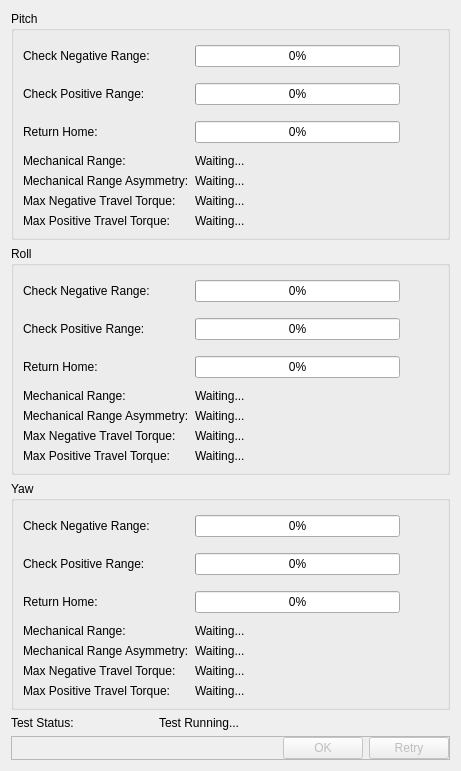
Above: Tools/3DRGimbalFactoryApplication/3DRGimbalFactoryApplication/axis_range_test_dialog.ui from Gussy/solo-gimbal before the change. Below: the same form after it.
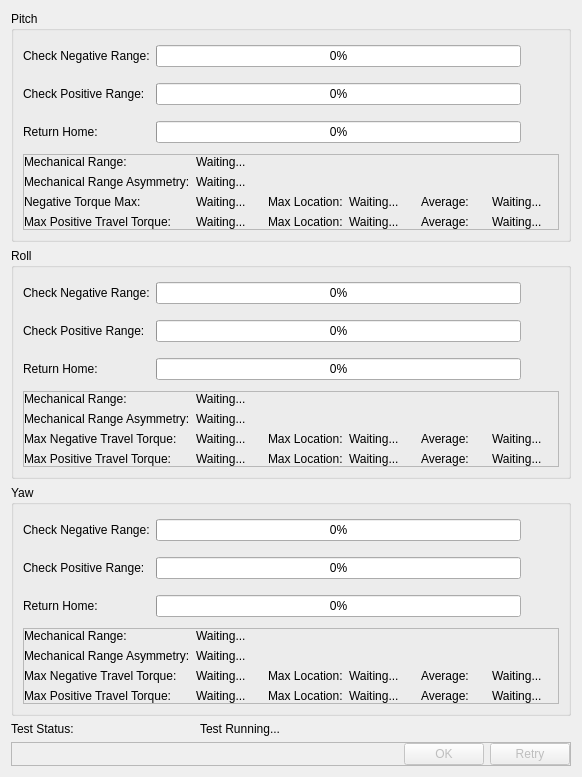
That is the form after the change. Icons and pictures are not drawn.

Commit message: tools: Updated EOL test app to support new values produced by RoM test

The edit to the form file:
```diff
--- a/Tools/3DRGimbalFactoryApplication/3DRGimbalFactoryApplication/axis_range_test_dialog.ui
+++ b/Tools/3DRGimbalFactoryApplication/3DRGimbalFactoryApplication/axis_range_test_dialog.ui
@@ -6,8 +6,8 @@
    <rect>
     <x>0</x>
     <y>0</y>
-    <width>461</width>
-    <height>752</height>
+    <width>582</width>
+    <height>748</height>
    </rect>
   </property>
   <property name="sizePolicy">
@@ -130,20 +130,6 @@
         </property>
        </widget>
       </item>
-      <item row="5" column="1" colspan="2">
-       <widget class="QLabel" name="pitchMaxNegativeTorque">
-        <property name="text">
-         <string>Waiting...</string>
-        </property>
-       </widget>
-      </item>
-      <item row="4" column="1" colspan="2">
-       <widget class="QLabel" name="pitchMechanicalRangeAsymmetry">
-        <property name="text">
-         <string>Waiting...</string>
-        </property>
-       </widget>
-      </item>
       <item row="2" column="1">
        <widget class="QProgressBar" name="pitchReturnHomeProgress">
         <property name="value">
@@ -204,46 +190,140 @@
         </property>
        </widget>
       </item>
-      <item row="3" column="1" colspan="2">
-       <widget class="QLabel" name="pitchMechanicalRange">
-        <property name="text">
-         <string>Waiting...</string>
+      <item row="3" column="0" colspan="3">
+       <widget class="QFrame" name="pitchResultsFrame">
+        <property name="frameShape">
+         <enum>QFrame::StyledPanel</enum>
         </property>
-       </widget>
-      </item>
-      <item row="3" column="0">
-       <widget class="QLabel" name="pitchMechanicalRange_label">
-        <property name="text">
-         <string>Mechanical Range:</string>
+        <property name="frameShadow">
+         <enum>QFrame::Raised</enum>
         </property>
-       </widget>
-      </item>
-      <item row="4" column="0">
-       <widget class="QLabel" name="pitchMechanicalRangeAsymmetry_label">
-        <property name="text">
-         <string>Mechanical Range Asymmetry:</string>
-        </property>
-       </widget>
-      </item>
-      <item row="5" column="0">
-       <widget class="QLabel" name="pitchMaxNegativeTorque_label">
-        <property name="text">
-         <string>Max Negative Travel Torque:</string>
-        </property>
-       </widget>
-      </item>
-      <item row="6" column="0">
-       <widget class="QLabel" name="pitchMaxPositiveTorque_label">
-        <property name="text">
-         <string>Max Positive Travel Torque:</string>
-        </property>
-       </widget>
-      </item>
-      <item row="6" column="1" colspan="2">
-       <widget class="QLabel" name="pitchMaxPositiveTorque">
-        <property name="text">
-         <string>Waiting...</string>
-        </property>
+        <layout class="QGridLayout" name="gridLayout_5">
+         <property name="leftMargin">
+          <number>0</number>
+         </property>
+         <property name="topMargin">
+          <number>0</number>
+         </property>
+         <property name="rightMargin">
+          <number>0</number>
+         </property>
+         <property name="bottomMargin">
+          <number>0</number>
+         </property>
+         <item row="2" column="0">
+          <widget class="QLabel" name="pitchMaxNegativeTorque_label">
+           <property name="text">
+            <string>Negative Torque Max:</string>
+           </property>
+          </widget>
+         </item>
+         <item row="1" column="0">
+          <widget class="QLabel" name="pitchMechanicalRangeAsymmetry_label">
+           <property name="text">
+            <string>Mechanical Range Asymmetry:</string>
+           </property>
+          </widget>
+         </item>
+         <item row="1" column="1">
+          <widget class="QLabel" name="pitchMechanicalRangeAsymmetry">
+           <property name="text">
+            <string>Waiting...</string>
+           </property>
+          </widget>
+         </item>
+         <item row="2" column="1">
+          <widget class="QLabel" name="pitchMaxNegativeTorque">
+           <property name="text">
+            <string>Waiting...</string>
+           </property>
+          </widget>
+         </item>
+         <item row="2" column="4">
+          <widget class="QLabel" name="pitchAverageNegativeTorque_label">
+           <property name="text">
+            <string>Average:</string>
+           </property>
+          </widget>
+         </item>
+         <item row="3" column="1">
+          <widget class="QLabel" name="pitchMaxPositiveTorque">
+           <property name="text">
+            <string>Waiting...</string>
+           </property>
+          </widget>
+         </item>
+         <item row="2" column="2">
+          <widget class="QLabel" name="pitchMaxNegativeTorqueLocation_label">
+           <property name="text">
+            <string>Max Location:</string>
+           </property>
+          </widget>
+         </item>
+         <item row="0" column="0">
+          <widget class="QLabel" name="pitchMechanicalRange_label">
+           <property name="text">
+            <string>Mechanical Range:</string>
+           </property>
+          </widget>
+         </item>
+         <item row="0" column="1">
+          <widget class="QLabel" name="pitchMechanicalRange">
+           <property name="text">
+            <string>Waiting...</string>
+           </property>
+          </widget>
+         </item>
+         <item row="3" column="0">
+          <widget class="QLabel" name="pitchMaxPositiveTorque_label">
+           <property name="text">
+            <string>Max Positive Travel Torque:</string>
+           </property>
+          </widget>
+         </item>
+         <item row="2" column="3">
+          <widget class="QLabel" name="pitchMaxNegativeTorqueLocation">
+           <property name="text">
+            <string>Waiting...</string>
+           </property>
+          </widget>
+         </item>
+         <item row="2" column="5">
+          <widget class="QLabel" name="pitchAverageNegativeTorque">
+           <property name="text">
+            <string>Waiting...</string>
+           </property>
+          </widget>
+         </item>
+         <item row="3" column="2">
+          <widget class="QLabel" name="pitchMaxPositiveTorqueLocation_label">
+           <property name="text">
+            <string>Max Location:</string>
+           </property>
+          </widget>
+         </item>
+         <item row="3" column="3">
+          <widget class="QLabel" name="pitchMaxPositiveTorqueLocation">
+           <property name="text">
+            <string>Waiting...</string>
+           </property>
+          </widget>
+         </item>
+         <item row="3" column="4">
+          <widget class="QLabel" name="pitchAveragePositiveTorque_label">
+           <property name="text">
+            <string>Average:</string>
+           </property>
+          </widget>
+         </item>
+         <item row="3" column="5">
+          <widget class="QLabel" name="pitchAveragePositiveTorque">
+           <property name="text">
+            <string>Waiting...</string>
+           </property>
+          </widget>
+         </item>
+        </layout>
        </widget>
       </item>
      </layout>
@@ -288,20 +368,6 @@
         </property>
        </widget>
       </item>
-      <item row="5" column="1" colspan="2">
-       <widget class="QLabel" name="rollMaxNegativeTorque">
-        <property name="text">
-         <string>Waiting...</string>
-        </property>
-       </widget>
-      </item>
-      <item row="0" column="1">
-       <widget class="QProgressBar" name="rollCheckNegativeProgress">
-        <property name="value">
-         <number>0</number>
-        </property>
-       </widget>
-      </item>
       <item row="0" column="0">
        <widget class="QLabel" name="rollCheckNegative_label">
         <property name="text">
@@ -309,38 +375,10 @@
         </property>
        </widget>
       </item>
-      <item row="4" column="1" colspan="2">
-       <widget class="QLabel" name="rollMechanicalRangeAsymmetry">
-        <property name="text">
-         <string>Waiting...</string>
-        </property>
-       </widget>
-      </item>
-      <item row="3" column="0">
-       <widget class="QLabel" name="rollMechanicalRange_label">
-        <property name="text">
-         <string>Mechanical Range:</string>
-        </property>
-       </widget>
-      </item>
-      <item row="4" column="0">
-       <widget class="QLabel" name="rollMechanicalRangeAsymmetry_label">
-        <property name="text">
-         <string>Mechanical Range Asymmetry:</string>
-        </property>
-       </widget>
-      </item>
-      <item row="5" column="0">
-       <widget class="QLabel" name="rollMaxNegativeTorque_label">
-        <property name="text">
-         <string>Max Negative Travel Torque:</string>
-        </property>
-       </widget>
-      </item>
-      <item row="3" column="1" colspan="2">
-       <widget class="QLabel" name="rollMechanicalRange">
-        <property name="text">
-         <string>Waiting...</string>
+      <item row="0" column="1">
+       <widget class="QProgressBar" name="rollCheckNegativeProgress">
+        <property name="value">
+         <number>0</number>
         </property>
        </widget>
       </item>
@@ -404,18 +442,140 @@
         </property>
        </widget>
       </item>
-      <item row="6" column="0">
-       <widget class="QLabel" name="rollMaxPositiveTorque_label">
-        <property name="text">
-         <string>Max Positive Travel Torque:</string>
+      <item row="3" column="0" colspan="3">
+       <widget class="QFrame" name="rollResultsFrame">
+        <property name="frameShape">
+         <enum>QFrame::StyledPanel</enum>
         </property>
-       </widget>
-      </item>
-      <item row="6" column="1" colspan="2">
-       <widget class="QLabel" name="rollMaxPositiveTorque">
-        <property name="text">
-         <string>Waiting...</string>
+        <property name="frameShadow">
+         <enum>QFrame::Raised</enum>
         </property>
+        <layout class="QGridLayout" name="gridLayout_6">
+         <property name="leftMargin">
+          <number>0</number>
+         </property>
+         <property name="topMargin">
+          <number>0</number>
+         </property>
+         <property name="rightMargin">
+          <number>0</number>
+         </property>
+         <property name="bottomMargin">
+          <number>0</number>
+         </property>
+         <item row="0" column="1">
+          <widget class="QLabel" name="rollMechanicalRange">
+           <property name="text">
+            <string>Waiting...</string>
+           </property>
+          </widget>
+         </item>
+         <item row="1" column="0">
+          <widget class="QLabel" name="rollMechanicalRangeAsymmetry_label">
+           <property name="text">
+            <string>Mechanical Range Asymmetry:</string>
+           </property>
+          </widget>
+         </item>
+         <item row="0" column="0">
+          <widget class="QLabel" name="rollMechanicalRange_label">
+           <property name="text">
+            <string>Mechanical Range:</string>
+           </property>
+          </widget>
+         </item>
+         <item row="1" column="1">
+          <widget class="QLabel" name="rollMechanicalRangeAsymmetry">
+           <property name="text">
+            <string>Waiting...</string>
+           </property>
+          </widget>
+         </item>
+         <item row="2" column="1">
+          <widget class="QLabel" name="rollMaxNegativeTorque">
+           <property name="text">
+            <string>Waiting...</string>
+           </property>
+          </widget>
+         </item>
+         <item row="2" column="2">
+          <widget class="QLabel" name="rollMaxNegativeTorqueLocation_label">
+           <property name="text">
+            <string>Max Location:</string>
+           </property>
+          </widget>
+         </item>
+         <item row="2" column="3">
+          <widget class="QLabel" name="rollMaxNegativeTorqueLocation">
+           <property name="text">
+            <string>Waiting...</string>
+           </property>
+          </widget>
+         </item>
+         <item row="2" column="4">
+          <widget class="QLabel" name="rollAverageNegativeTorque_label">
+           <property name="text">
+            <string>Average:</string>
+           </property>
+          </widget>
+         </item>
+         <item row="2" column="0">
+          <widget class="QLabel" name="rollMaxNegativeTorque_label">
+           <property name="text">
+            <string>Max Negative Travel Torque:</string>
+           </property>
+          </widget>
+         </item>
+         <item row="3" column="0">
+          <widget class="QLabel" name="rollMaxPositiveTorque_label">
+           <property name="text">
+            <string>Max Positive Travel Torque:</string>
+           </property>
+          </widget>
+         </item>
+         <item row="3" column="1">
+          <widget class="QLabel" name="rollMaxPositiveTorque">
+           <property name="text">
+            <string>Waiting...</string>
+           </property>
+          </widget>
+         </item>
+         <item row="2" column="5">
+          <widget class="QLabel" name="rollAverageNegativeTorque">
+           <property name="text">
+            <string>Waiting...</string>
+           </property>
+          </widget>
+         </item>
+         <item row="3" column="2">
+          <widget class="QLabel" name="rollMaxPositiveTorqueLocation_label">
+           <property name="text">
+            <string>Max Location:</string>
+           </property>
+          </widget>
+         </item>
+         <item row="3" column="3">
+          <widget class="QLabel" name="rollMaxPositiveTorqueLocation">
+           <property name="text">
+            <string>Waiting...</string>
+           </property>
+          </widget>
+         </item>
+         <item row="3" column="4">
+          <widget class="QLabel" name="rollAveragePositiveTorque_label">
+           <property name="text">
+            <string>Average:</string>
+           </property>
+          </widget>
+         </item>
+         <item row="3" column="5">
+          <widget class="QLabel" name="rollAveragePositiveTorque">
+           <property name="text">
+            <string>Waiting...</string>
+           </property>
+          </widget>
+         </item>
+        </layout>
        </widget>
       </item>
      </layout>
@@ -434,48 +594,6 @@
         </property>
        </widget>
       </item>
-      <item row="3" column="1" colspan="2">
-       <widget class="QLabel" name="yawMechanicalRange">
-        <property name="text">
-         <string>Waiting...</string>
-        </property>
-       </widget>
-      </item>
-      <item row="4" column="1" colspan="2">
-       <widget class="QLabel" name="yawMechanicalRangeAsymmetry">
-        <property name="text">
-         <string>Waiting...</string>
-        </property>
-       </widget>
-      </item>
-      <item row="5" column="1" colspan="2">
-       <widget class="QLabel" name="yawMaxNegativeTorque">
-        <property name="text">
-         <string>Waiting...</string>
-        </property>
-       </widget>
-      </item>
-      <item row="3" column="0">
-       <widget class="QLabel" name="yawMechanicalRange_label">
-        <property name="text">
-         <string>Mechanical Range:</string>
-        </property>
-       </widget>
-      </item>
-      <item row="4" column="0">
-       <widget class="QLabel" name="yawMechanicalRangeAsymmetry_label">
-        <property name="text">
-         <string>Mechanical Range Asymmetry:</string>
-        </property>
-       </widget>
-      </item>
-      <item row="5" column="0">
-       <widget class="QLabel" name="yawMaxNegativeTorque_label">
-        <property name="text">
-         <string>Max Negative Travel Torque:</string>
-        </property>
-       </widget>
-      </item>
       <item row="0" column="2">
        <widget class="QLabel" name="yawCheckNegativeStatus">
         <property name="minimumSize">
@@ -559,18 +677,140 @@
         </property>
        </widget>
       </item>
-      <item row="6" column="0">
-       <widget class="QLabel" name="yawMaxPositiveTorque_label">
-        <property name="text">
-         <string>Max Positive Travel Torque:</string>
+      <item row="3" column="0" colspan="3">
+       <widget class="QFrame" name="yawResultsFrame">
+        <property name="frameShape">
+         <enum>QFrame::StyledPanel</enum>
         </property>
-       </widget>
-      </item>
-      <item row="6" column="1" colspan="2">
-       <widget class="QLabel" name="yawMaxPositiveTorque">
-        <property name="text">
-         <string>Waiting...</string>
+        <property name="frameShadow">
+         <enum>QFrame::Raised</enum>
         </property>
+        <layout class="QGridLayout" name="gridLayout_7">
+         <property name="leftMargin">
+          <number>0</number>
+         </property>
+         <property name="topMargin">
+          <number>0</number>
+         </property>
+         <property name="rightMargin">
+          <number>0</number>
+         </property>
+         <property name="bottomMargin">
+          <number>0</number>
+         </property>
+         <item row="0" column="1">
+          <widget class="QLabel" name="yawMechanicalRange">
+           <property name="text">
+            <string>Waiting...</string>
+           </property>
+          </widget>
+         </item>
+         <item row="2" column="2">
+          <widget class="QLabel" name="yawMaxNegativeTorqueLocation_label">
+           <property name="text">
+            <string>Max Location:</string>
+           </property>
+          </widget>
+         </item>
+         <item row="2" column="3">
+          <widget class="QLabel" name="yawMaxNegativeTorqueLocation">
+           <property name="text">
+            <string>Waiting...</string>
+           </property>
+          </widget>
+         </item>
+         <item row="2" column="4">
+          <widget class="QLabel" name="yawAverageNegativeTorque_label">
+           <property name="text">
+            <string>Average:</string>
+           </property>
+          </widget>
+         </item>
+         <item row="1" column="0">
+          <widget class="QLabel" name="yawMechanicalRangeAsymmetry_label">
+           <property name="text">
+            <string>Mechanical Range Asymmetry:</string>
+           </property>
+          </widget>
+         </item>
+         <item row="2" column="0">
+          <widget class="QLabel" name="yawMaxNegativeTorque_label">
+           <property name="text">
+            <string>Max Negative Travel Torque:</string>
+           </property>
+          </widget>
+         </item>
+         <item row="3" column="0">
+          <widget class="QLabel" name="yawMaxPositiveTorque_label">
+           <property name="text">
+            <string>Max Positive Travel Torque:</string>
+           </property>
+          </widget>
+         </item>
+         <item row="1" column="1">
+          <widget class="QLabel" name="yawMechanicalRangeAsymmetry">
+           <property name="text">
+            <string>Waiting...</string>
+           </property>
+          </widget>
+         </item>
+         <item row="2" column="1">
+          <widget class="QLabel" name="yawMaxNegativeTorque">
+           <property name="text">
+            <string>Waiting...</string>
+           </property>
+          </widget>
+         </item>
+         <item row="3" column="1">
+          <widget class="QLabel" name="yawMaxPositiveTorque">
+           <property name="text">
+            <string>Waiting...</string>
+           </property>
+          </widget>
+         </item>
+         <item row="0" column="0">
+          <widget class="QLabel" name="yawMechanicalRange_label">
+           <property name="text">
+            <string>Mechanical Range:</string>
+           </property>
+          </widget>
+         </item>
+         <item row="2" column="5">
+          <widget class="QLabel" name="yawAverageNegativeTorque">
+           <property name="text">
+            <string>Waiting...</string>
+           </property>
+          </widget>
+         </item>
+         <item row="3" column="2">
+          <widget class="QLabel" name="yawMaxPositiveTorqueLocation_label">
+           <property name="text">
+            <string>Max Location:</string>
+           </property>
+          </widget>
+         </item>
+         <item row="3" column="3">
+          <widget class="QLabel" name="yawMaxPositiveTorqueLocation">
+           <property name="text">
+            <string>Waiting...</string>
+           </property>
+          </widget>
+         </item>
+         <item row="3" column="4">
+          <widget class="QLabel" name="yawAveragePositiveTorque_label">
+           <property name="text">
+            <string>Average:</string>
+           </property>
+          </widget>
+         </item>
+         <item row="3" column="5">
+          <widget class="QLabel" name="yawAveragePositiveTorque">
+           <property name="text">
+            <string>Waiting...</string>
+           </property>
+          </widget>
+         </item>
+        </layout>
        </widget>
       </item>
      </layout>
```
Left out of the diff: 9 changed lines with no effect on the pictures. The commit also changes 4 other files.
